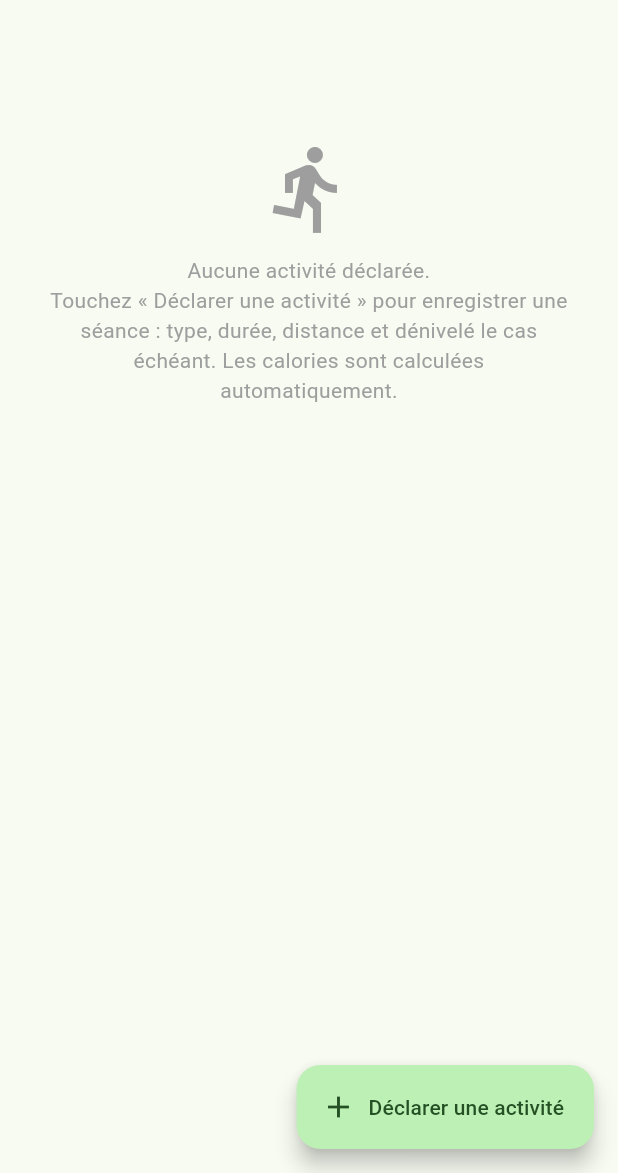
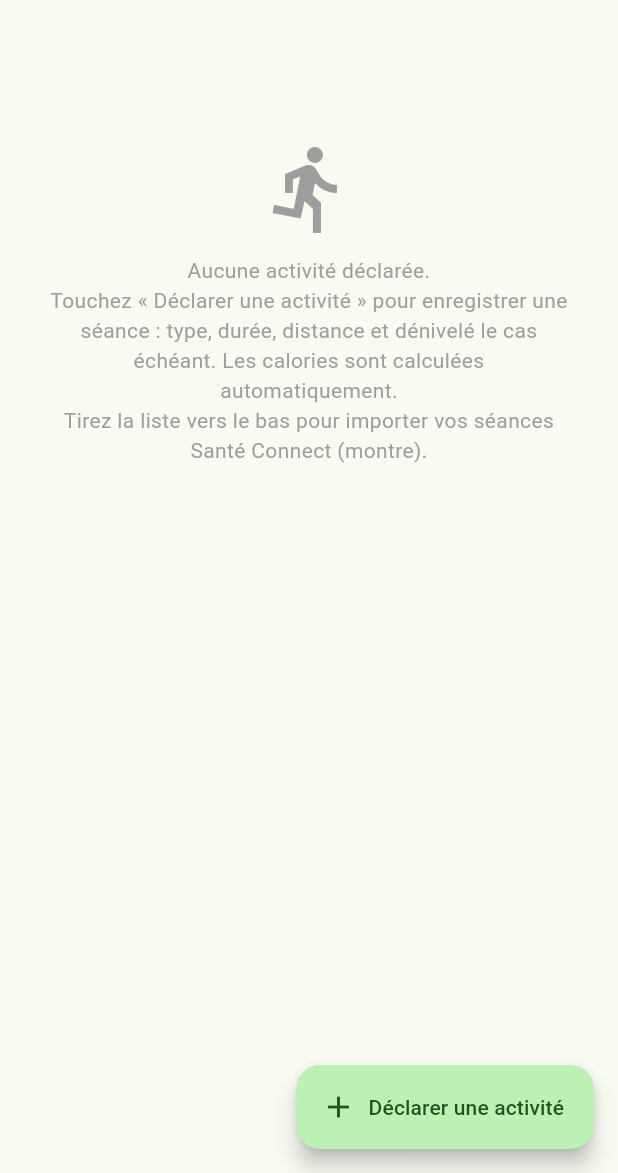
Before and after one commit to CharlieG42/Azimiam, a Flutter app: the ActivitesEcran screen opened directly, on a phone screen of 412 x 824 dp, the part 63-1236 px from its top. Run offline on Flutter 3.47's test engine with Material 3 defaults, Android fonts, the phone set to English and light mode, and no system bars; our stand-ins replace image_picker, shared_preferences, sqflite; missing offline and left inert: health; accounts and stored records are empty; statements that could not run were skipped.

Commit message:
Tirer-à-rafraîchir Activités relance l'import Santé Connect (v0.7.7)

```diff
--- a/lib/screens/activites_ecran.dart
+++ b/lib/screens/activites_ecran.dart
@@ -30,15 +30,19 @@ class ActivitesEcran extends StatelessWidget {
       body: activites.enChargement
           ? const Center(child: CircularProgressIndicator())
           : RefreshIndicator(
-              onRefresh: activites.charger,
+              // v0.7.7 : le tirer-à-rafraîchir relit la base ET relance
+              // l'import Health Connect — une séance terminée (ou
+              // synchronisée) après le dernier démarrage apparaît sans
+              // fermer/rouvrir l'app, avec un message discret du résultat.
+              onRefresh: () => activites.importerDepuisSante(null),
               child: activites.liste.isEmpty
                   ? ListView(
-                      children: const [
-                        SizedBox(height: 80),
-                        Icon(Icons.directions_run,
+                      children: [
+                        const SizedBox(height: 80),
+                        const Icon(Icons.directions_run,
                             size: 64, color: Colors.grey),
-                        SizedBox(height: 12),
-                        Center(
+                        const SizedBox(height: 12),
+                        const Center(
                           child: Padding(
                             padding: EdgeInsets.symmetric(horizontal: 32),
                             child: Text(
@@ -46,12 +50,28 @@ class ActivitesEcran extends StatelessWidget {
                               'Touchez « Déclarer une activité » pour '
                               'enregistrer une séance : type, durée, '
                               'distance et dénivelé le cas échéant. Les '
-                              'calories sont calculées automatiquement.',
+                              'calories sont calculées automatiquement.\n'
+                              'Tirez la liste vers le bas pour importer '
+                              'vos séances Santé Connect (montre).',
                               textAlign: TextAlign.center,
                               style: TextStyle(color: Colors.grey),
                             ),
                           ),
                         ),
+                        // v0.7.7 : le retour du dernier import santé est
+                        // visible même sans activité (le tirer-à-rafraîchir
+                        // relance l'import depuis cette liste vide).
+                        if (activites.infoImport != null)
+                          Padding(
+                            padding: const EdgeInsets.only(top: 12),
+                            child: Text(
+                              activites.infoImport!,
+                              textAlign: TextAlign.center,
+                              style: TextStyle(
+                                  fontSize: 12,
+                                  color: Colors.grey.shade600),
+                            ),
+                          ),
                       ],
                     )
                   : ListView(
--- a/lib/version.dart
+++ b/lib/version.dart
@@ -1,2 +1,2 @@
 /// Version embarquée (regénérée par la CI au build).
-const String kVersionApp = '0.7.6+22';
+const String kVersionApp = '0.7.7+23';
--- a/pubspec.yaml
+++ b/pubspec.yaml
@@ -1,7 +1,7 @@
 name: azimiam
 description: Azimiam (WildZimut) - Compteur de calories et nutriments par photo de repas.
 publish_to: 'none'
-version: 0.7.6+22
+version: 0.7.7+23
 
 environment:
   sdk: '>=3.3.0 <4.0.0'
```
Also changed, not shown: 2 other files.
